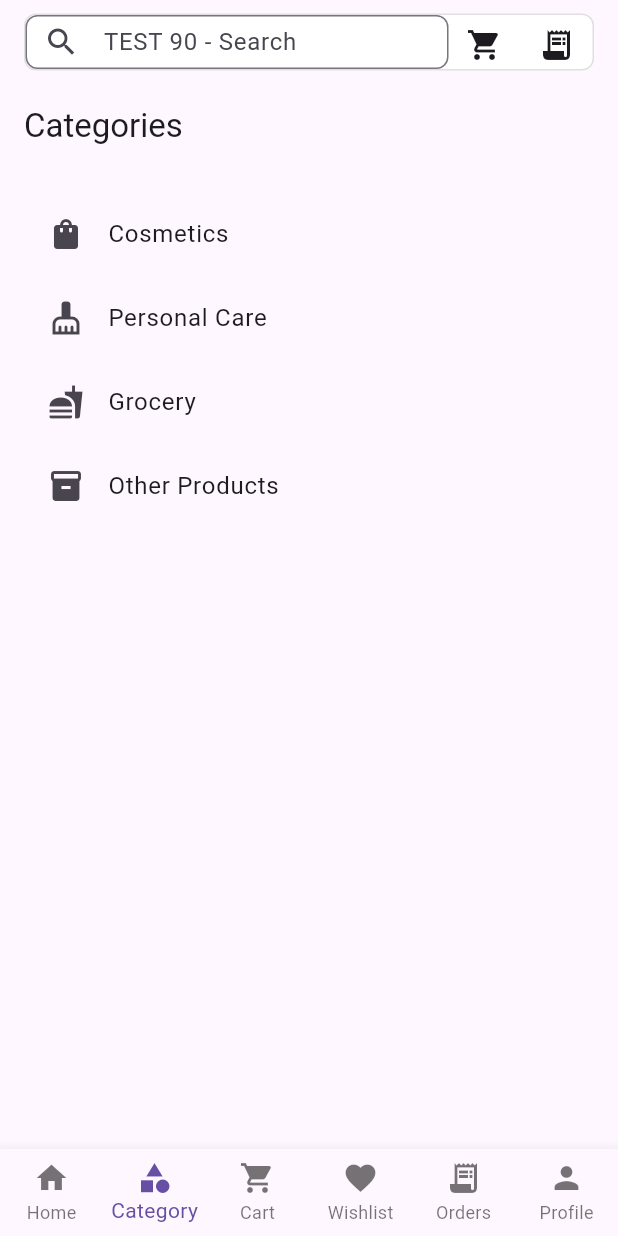
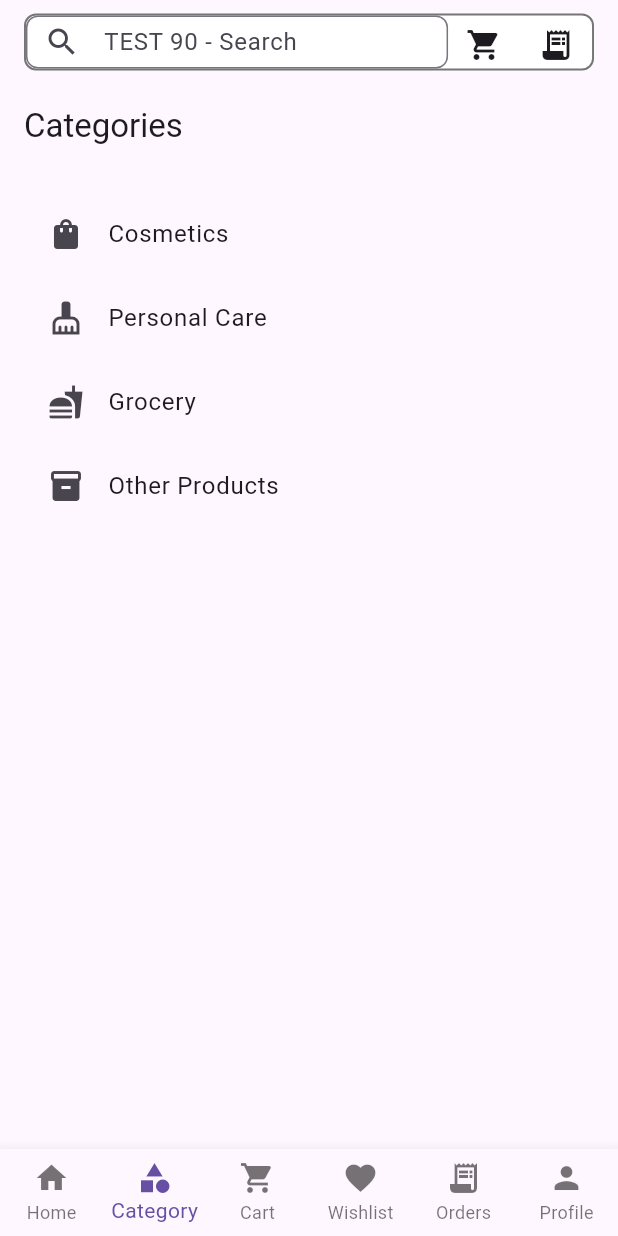
Before and after one commit to abrarkhan02ak/b2b_app, a Flutter app: the screen it shows after launch, item 2 of the bottom bar chosen, on a phone screen of 412 x 824 dp. Run offline on Flutter 3.47's test engine with Material 3 defaults, Android fonts, the phone set to English and light mode, and no system bars; our stand-ins replace shared_preferences.

Commit message:
Improve search bar border

```diff
--- a/lib/main.dart
+++ b/lib/main.dart
@@ -310,12 +310,13 @@ onBuyNow: () {
   title: Container(
     height: 38,
     decoration: BoxDecoration(
-      color: Colors.white,
-      borderRadius: BorderRadius.circular(8),
-      border: Border.all(
-        color: Colors.grey.shade300,
-      ),
-    ),
+  color: Colors.white,
+  borderRadius: BorderRadius.circular(8),
+  border: Border.all(
+    color: Colors.grey.shade600,
+    width: 1.3,
+  ),
+),
     child: Row(
       children: [
 
```
